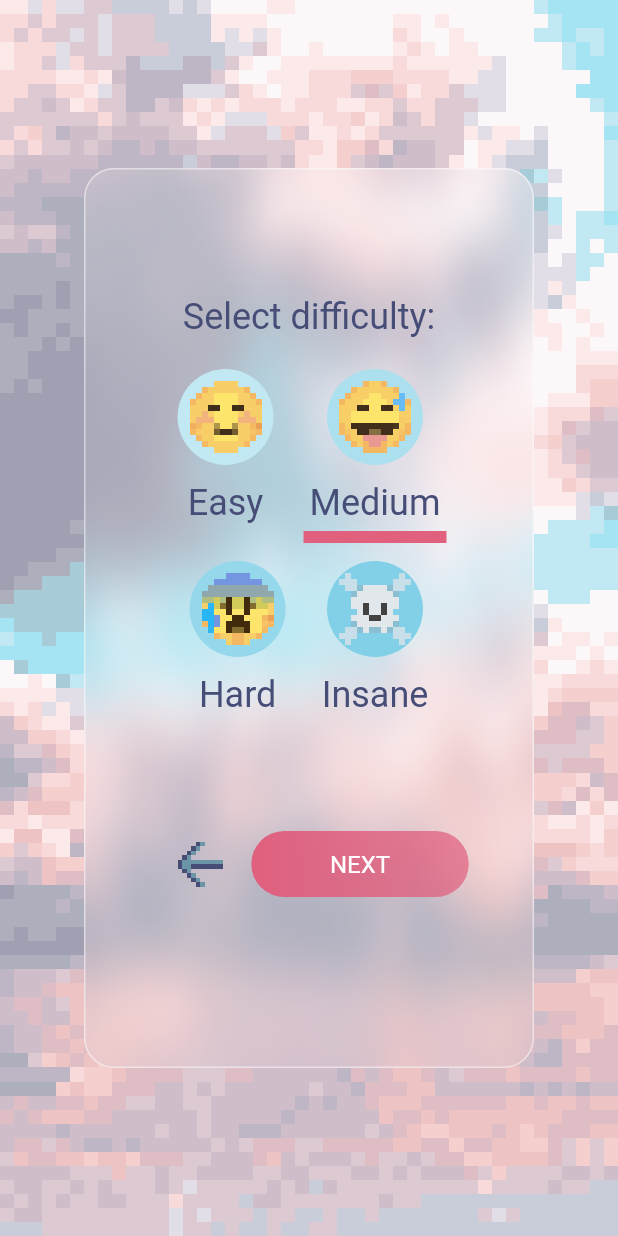
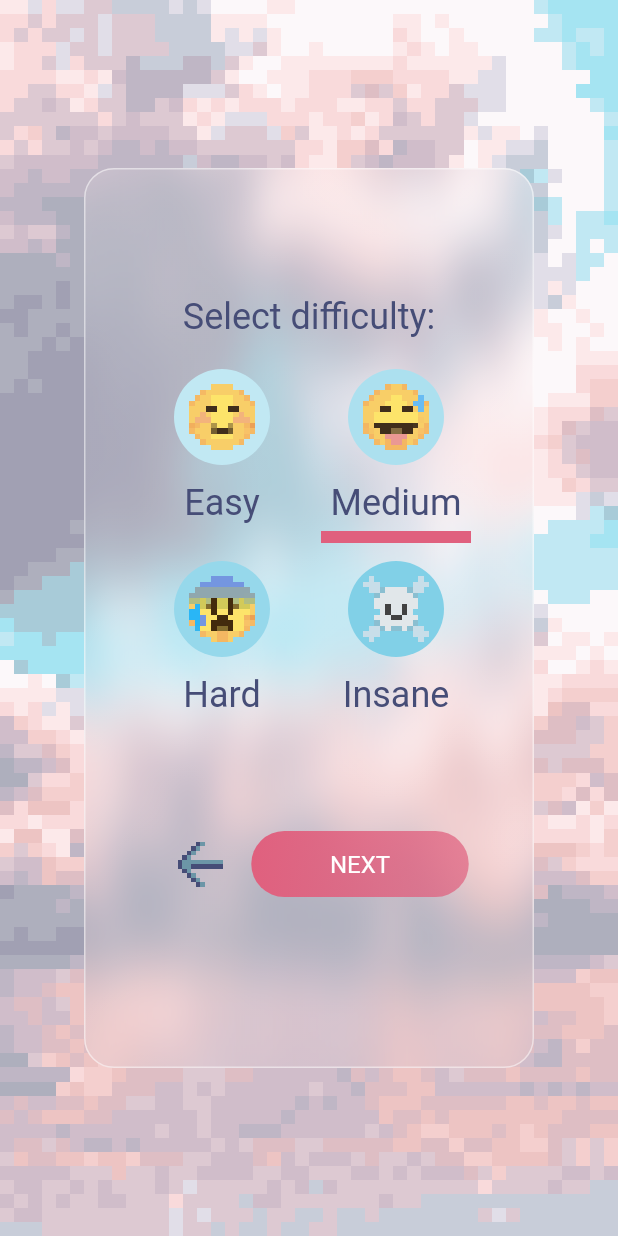
Before and after one commit to evanca/pixel_art_puzzle, a Flutter app: the SelectDifficultyPage screen opened directly, on a phone screen of 412 x 824 dp. Run offline on Flutter 3.47's test engine with Material 2 defaults, Android fonts, the phone set to English and light mode, and no system bars; drawn by our look-alikes of glassmorphism, streaming_shared_preferences; our stand-ins replace bloc, equatable, file_picker, flutter_bloc, gap, google_fonts and 4 more; missing offline and left inert: pixabay_picker; generated files the repository leaves out were written again; Roboto replaces fonts that are missing (Ubuntu).

Commit message:
Update difficulty button

```diff
--- a/lib/widgets/difficulty_button.dart
+++ b/lib/widgets/difficulty_button.dart
@@ -49,7 +49,7 @@ class DifficultyButton extends StatelessWidget {
           children: [
             Container(
               margin: EdgeInsets.all(isSmallSize ? 4.0 : 16.0),
-              padding: EdgeInsets.all(isSmallSize ? 8.0 : 24.0),
+              padding: EdgeInsets.all(isSmallSize ? 10.0 : 24.0),
               width: isSmallSize ? 64 : 100,
               height: isSmallSize ? 64 : 100,
               decoration:
@@ -61,6 +61,8 @@ class DifficultyButton extends StatelessWidget {
               ),
             ),
             Container(
+              width: 100,
+              alignment: Alignment.center,
               padding: const EdgeInsets.all(4),
               child: Text(label),
               decoration: BoxDecoration(
```
